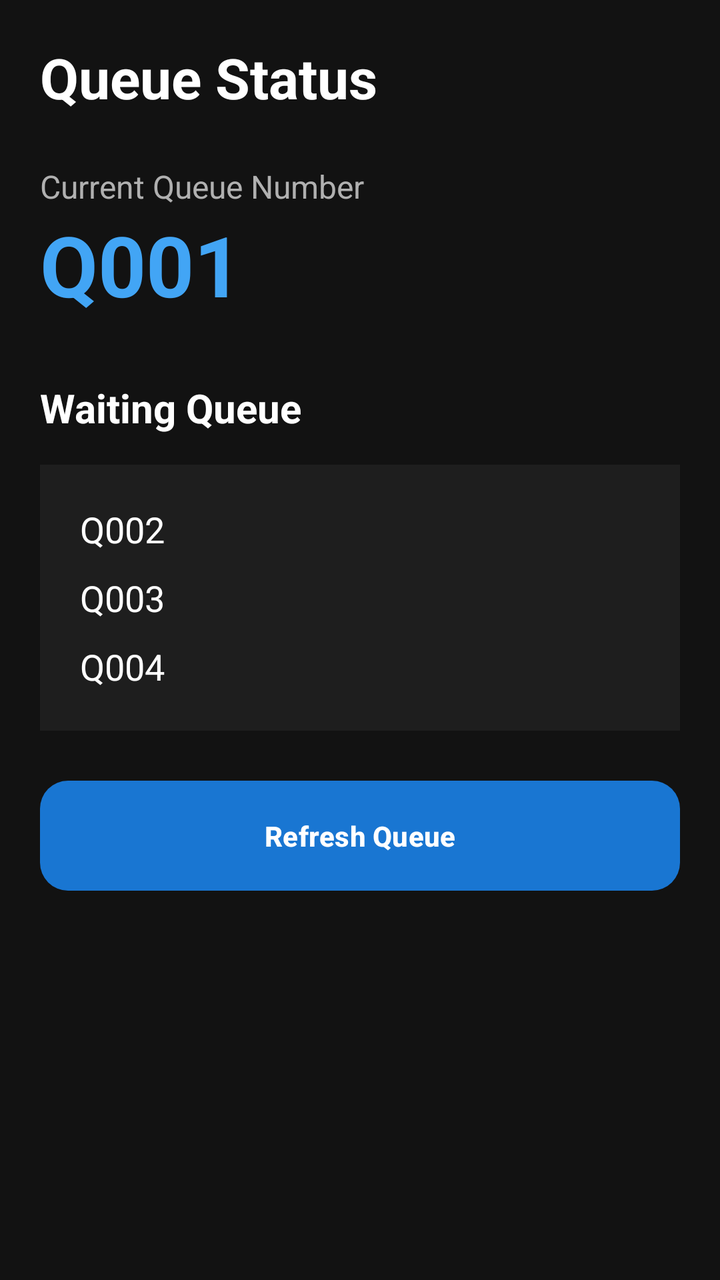
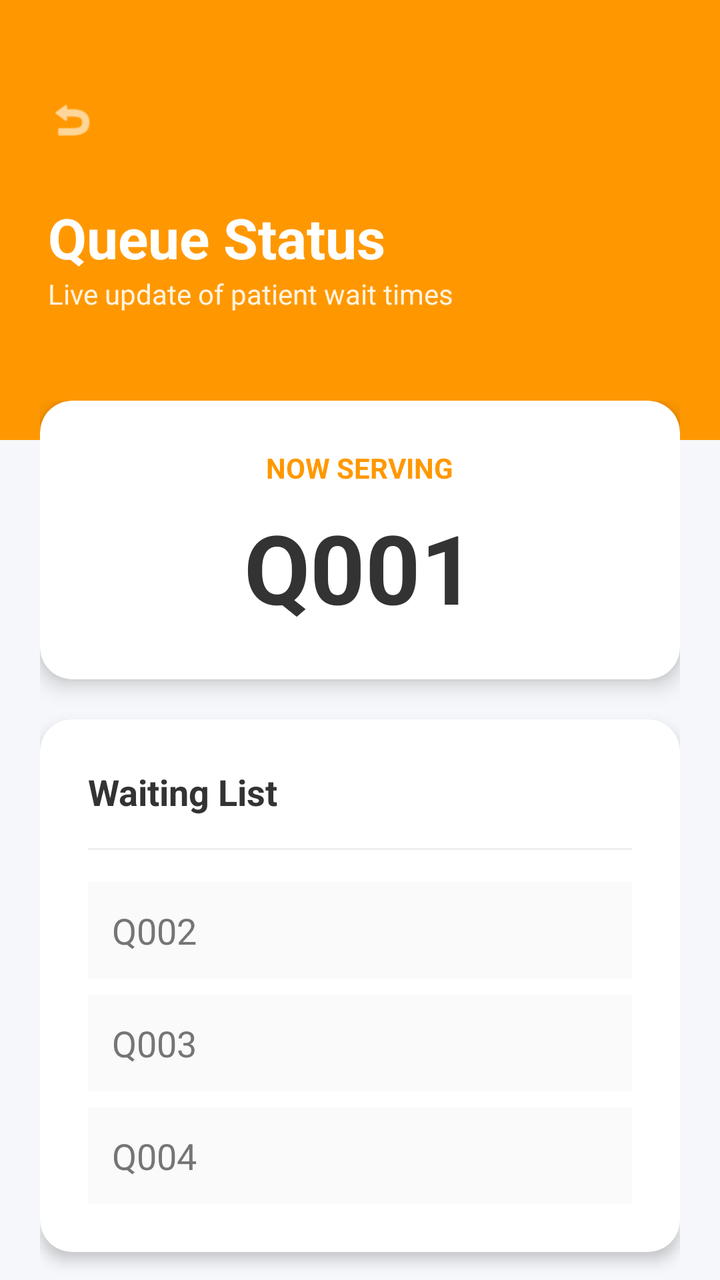

Compare the two renders of this Android layout. The source of the first and the diff that turns it into the second are given below.
<!-- AndroidManifest.xml: application theme Theme.GlenEzyCareApps -->
<!-- res/layout/activity_queue_status.xml -->
<?xml version="1.0" encoding="utf-8"?>
<ScrollView xmlns:android="http://schemas.android.com/apk/res/android"
    android:layout_width="match_parent"
    android:layout_height="match_parent"
    android:background="#121212">

    <LinearLayout
        android:layout_width="match_parent"
        android:layout_height="wrap_content"
        android:orientation="vertical"
        android:padding="20dp">

        <TextView
            android:layout_width="wrap_content"
            android:layout_height="wrap_content"
            android:text="Queue Status"
            android:textColor="#FFFFFF"
            android:textSize="28sp"
            android:textStyle="bold"
            android:layout_marginBottom="25dp"/>

        <TextView
            android:layout_width="wrap_content"
            android:layout_height="wrap_content"
            android:text="Current Queue Number"
            android:textColor="#B0B0B0"
            android:textSize="16sp"/>

        <TextView
            android:id="@+id/tvCurrentQueue"
            android:layout_width="wrap_content"
            android:layout_height="wrap_content"
            android:text="Q001"
            android:textColor="#42A5F5"
            android:textSize="42sp"
            android:textStyle="bold"
            android:layout_marginBottom="30dp"/>

        <TextView
            android:layout_width="wrap_content"
            android:layout_height="wrap_content"
            android:text="Waiting Queue"
            android:textColor="#FFFFFF"
            android:textSize="20sp"
            android:textStyle="bold"
            android:layout_marginBottom="15dp"/>

        <LinearLayout
            android:layout_width="match_parent"
            android:layout_height="wrap_content"
            android:orientation="vertical"
            android:background="#1E1E1E"
            android:padding="15dp">

            <TextView
                android:layout_width="wrap_content"
                android:layout_height="wrap_content"
                android:text="Q002"
                android:textColor="#FFFFFF"
                android:textSize="18sp"
                android:padding="5dp"/>

            <TextView
                android:layout_width="wrap_content"
                android:layout_height="wrap_content"
                android:text="Q003"
                android:textColor="#FFFFFF"
                android:textSize="18sp"
                android:padding="5dp"/>

            <TextView
                android:layout_width="wrap_content"
                android:layout_height="wrap_content"
                android:text="Q004"
                android:textColor="#FFFFFF"
                android:textSize="18sp"
                android:padding="5dp"/>

        </LinearLayout>

        <Button
            android:id="@+id/btnRefreshQueue"
            android:layout_width="match_parent"
            android:layout_height="55dp"
            android:text="Refresh Queue"
            android:textColor="#FFFFFF"
            android:textStyle="bold"
            android:background="@drawable/button_blue"
            android:layout_marginTop="25dp"/>

    </LinearLayout>

</ScrollView>
<!-- resources referenced by this layout -->
<resources>
  <!-- drawable button_blue (drawable) -->
  <?xml version="1.0" encoding="utf-8"?>
  <shape xmlns:android="http://schemas.android.com/apk/res/android">
      <solid android:color="@color/primary_blue"/>
      <corners android:radius="14dp"/>
  </shape>
  <style name="Theme.GlenEzyCareApps" parent="Theme.Material3.DayNight.NoActionBar">
  
          <item name="colorPrimary">@color/primary_blue</item>
          <item name="colorOnPrimary">@color/white</item>
  
          <item name="android:statusBarColor">@color/background_dark</item>
          <item name="android:navigationBarColor">@color/background_dark</item>
  
      </style>
  <color name="primary_blue">#1976D2</color>
  <color name="white">#FFFFFF</color>
  <color name="background_dark">#121212</color>
</resources>

<!-- the commit's change to res/layout/activity_queue_status.xml (unified diff, before → after) -->
@@ -1,93 +1,174 @@
 <?xml version="1.0" encoding="utf-8"?>
-<ScrollView xmlns:android="http://schemas.android.com/apk/res/android"
+<androidx.constraintlayout.widget.ConstraintLayout xmlns:android="http://schemas.android.com/apk/res/android"
+    xmlns:app="http://schemas.android.com/apk/res-auto"
     android:layout_width="match_parent"
     android:layout_height="match_parent"
-    android:background="#121212">
+    android:background="#F5F7FA">
 
-    <LinearLayout
+    
+    <View
+        android:id="@+id/topHeader"
         android:layout_width="match_parent"
+        android:layout_height="220dp"
+        android:background="#FF9800"
+        app:layout_constraintTop_toTopOf="parent" />
+
+    
+    <ImageView
+        android:id="@+id/btnBack"
+        android:layout_width="40dp"
+        android:layout_height="40dp"
+        android:layout_marginStart="16dp"
+        android:layout_marginTop="40dp"
+        android:background="?attr/selectableItemBackgroundBorderless"
+        android:padding="8dp"
+        android:src="@android:drawable/ic_menu_revert"
+        app:layout_constraintStart_toStartOf="parent"
+        app:layout_constraintTop_toTopOf="parent"
+        app:tint="@color/white" />
+
+    <TextView
+        android:id="@+id/tvHeaderTitle"
+        android:layout_width="wrap_content"
         android:layout_height="wrap_content"
-        android:orientation="vertical"
-        android:padding="20dp">
+        android:layout_marginStart="24dp"
+        android:layout_marginTop="20dp"
+        android:text="Queue Status"
+        android:textColor="@color/white"
+        android:textSize="28sp"
+        android:textStyle="bold"
+        app:layout_constraintStart_toStartOf="parent"
+        app:layout_constraintTop_toBottomOf="@+id/btnBack" />
 
-        <TextView
-            android:layout_width="wrap_content"
-            android:layout_height="wrap_content"
-            android:text="Queue Status"
-            android:textColor="#FFFFFF"
-            android:textSize="28sp"
-            android:textStyle="bold"
-            android:layout_marginBottom="25dp"/>
+    <TextView
+        android:layout_width="wrap_content"
+        android:layout_height="wrap_content"
+        android:text="Live update of patient wait times"
+        android:textColor="#FFF3E0"
+        android:textSize="14sp"
+        app:layout_constraintStart_toStartOf="@+id/tvHeaderTitle"
+        app:layout_constraintTop_toBottomOf="@+id/tvHeaderTitle" />
 
-        <TextView
-            android:layout_width="wrap_content"
-            android:layout_height="wrap_content"
-            android:text="Current Queue Number"
-            android:textColor="#B0B0B0"
-            android:textSize="16sp"/>
-
-        <TextView
-            android:id="@+id/tvCurrentQueue"
-            android:layout_width="wrap_content"
-            android:layout_height="wrap_content"
-            android:text="Q001"
-            android:textColor="#42A5F5"
-            android:textSize="42sp"
-            android:textStyle="bold"
-            android:layout_marginBottom="30dp"/>
-
-        <TextView
-            android:layout_width="wrap_content"
-            android:layout_height="wrap_content"
-            android:text="Waiting Queue"
-            android:textColor="#FFFFFF"
-            android:textSize="20sp"
-            android:textStyle="bold"
-            android:layout_marginBottom="15dp"/>
+    <androidx.core.widget.NestedScrollView
+        android:layout_width="match_parent"
+        android:layout_height="0dp"
+        android:layout_marginTop="-40dp"
+        app:layout_constraintBottom_toBottomOf="parent"
+        app:layout_constraintTop_toBottomOf="@+id/topHeader">
 
         <LinearLayout
             android:layout_width="match_parent"
             android:layout_height="wrap_content"
             android:orientation="vertical"
-            android:background="#1E1E1E"
-            android:padding="15dp">
+            android:padding="20dp">
 
-            <TextView
-                android:layout_width="wrap_content"
+            
+            <androidx.cardview.widget.CardView
+                android:layout_width="match_parent"
                 android:layout_height="wrap_content"
-                android:text="Q002"
-                android:textColor="#FFFFFF"
-                android:textSize="18sp"
-                android:padding="5dp"/>
+                android:layout_marginBottom="20dp"
+                app:cardCornerRadius="16dp"
+                app:cardElevation="6dp">
 
-            <TextView
-                android:layout_width="wrap_content"
+                <LinearLayout
+                    android:layout_width="match_parent"
+                    android:layout_height="wrap_content"
+                    android:orientation="vertical"
+                    android:padding="24dp"
+                    android:gravity="center">
+
+                    <TextView
+                        android:layout_width="wrap_content"
+                        android:layout_height="wrap_content"
+                        android:text="NOW SERVING"
+                        android:textColor="#FF9800"
+                        android:textStyle="bold"
+                        android:textSize="14sp" />
+
+                    <TextView
+                        android:id="@+id/tvCurrentQueue"
+                        android:layout_width="wrap_content"
+                        android:layout_height="wrap_content"
+                        android:text="Q001"
+                        android:textColor="#333333"
+                        android:textSize="48sp"
+                        android:textStyle="bold"
+                        android:layout_marginTop="8dp"/>
+                </LinearLayout>
+            </androidx.cardview.widget.CardView>
+
+            
+            <androidx.cardview.widget.CardView
+                android:layout_width="match_parent"
                 android:layout_height="wrap_content"
-                android:text="Q003"
-                android:textColor="#FFFFFF"
-                android:textSize="18sp"
-                android:padding="5dp"/>
+                android:layout_marginBottom="20dp"
+                app:cardCornerRadius="16dp"
+                app:cardElevation="4dp">
 
-            <TextView
-                android:layout_width="wrap_content"
-                android:layout_height="wrap_content"
-                android:text="Q004"
-                android:textColor="#FFFFFF"
-                android:textSize="18sp"
-                android:padding="5dp"/>
+                <LinearLayout
+                    android:layout_width="match_parent"
+                    android:layout_height="wrap_content"
+                    android:orientation="vertical"
+                    android:padding="24dp">
+
+                    <TextView
+                        android:layout_width="wrap_content"
+                        android:layout_height="wrap_content"
+                        android:text="Waiting List"
+                        android:textColor="#333333"
+                        android:textSize="18sp"
+                        android:textStyle="bold"
+                        android:layout_marginBottom="16dp"/>
+
+                    <View
+                        android:layout_width="match_parent"
+                        android:layout_height="1dp"
+                        android:background="#EEEEEE"
+                        android:layout_marginBottom="16dp" />
+
+                    
+                    <TextView
+                        android:layout_width="match_parent"
+                        android:layout_height="wrap_content"
+                        android:text="Q002"
+                        android:textColor="#757575"
+                        android:textSize="18sp"
+                        android:padding="12dp"
+                        android:background="#FAFAFA"
+                        android:layout_marginBottom="8dp" />
+
+                    <TextView
+                        android:layout_width="match_parent"
+                        android:layout_height="wrap_content"
+                        android:text="Q003"
+                        android:textColor="#757575"
+                        android:textSize="18sp"
+                        android:padding="12dp"
+                        android:background="#FAFAFA"
+                        android:layout_marginBottom="8dp" />
+
+                    <TextView
+                        android:layout_width="match_parent"
+                        android:layout_height="wrap_content"
+                        android:text="Q004"
+                        android:textColor="#757575"
+                        android:textSize="18sp"
+                        android:padding="12dp"
+                        android:background="#FAFAFA" />
+
+                </LinearLayout>
+            </androidx.cardview.widget.CardView>
+
+            <Button
+                android:id="@+id/btnRefreshQueue"
+                android:layout_width="match_parent"
+                android:layout_height="60dp"
+                android:text="REFRESH STATUS"
+                android:textColor="@color/white"
+                android:textStyle="bold"
+                android:background="@drawable/button_gradient"/>
 
         </LinearLayout>
+    </androidx.core.widget.NestedScrollView>
 
-        <Button
-            android:id="@+id/btnRefreshQueue"
-            android:layout_width="match_parent"
-            android:layout_height="55dp"
-            android:text="Refresh Queue"
-            android:textColor="#FFFFFF"
-            android:textStyle="bold"
-            android:background="@drawable/button_blue"
-            android:layout_marginTop="25dp"/>
-
-    </LinearLayout>
-
-</ScrollView>
+</androidx.constraintlayout.widget.ConstraintLayout>
<!-- resource entries referenced after the edit -->
@@ -1,11 +1,5 @@
 <!-- resources referenced by this layout -->
 <resources>
-  <!-- drawable button_blue (drawable) -->
-  <?xml version="1.0" encoding="utf-8"?>
-  <shape xmlns:android="http://schemas.android.com/apk/res/android">
-      <solid android:color="@color/primary_blue"/>
-      <corners android:radius="14dp"/>
-  </shape>
   <style name="Theme.GlenEzyCareApps" parent="Theme.Material3.DayNight.NoActionBar">
   
           <item name="colorPrimary">@color/primary_blue</item>
@@ -17,6 +11,15 @@
       </style>
   <color name="primary_blue">#1976D2</color>
   <color name="white">#FFFFFF</color>
+  <!-- drawable button_gradient (drawable) -->
+  <?xml version="1.0" encoding="utf-8"?>
+  <shape xmlns:android="http://schemas.android.com/apk/res/android">
+      <gradient
+          android:startColor="#7B1FA2"
+          android:endColor="#42A5F5"
+          android:angle="0"/>
+      <corners android:radius="25dp"/>
+  </shape>
   <color name="background_dark">#121212</color>
 </resources>
 
